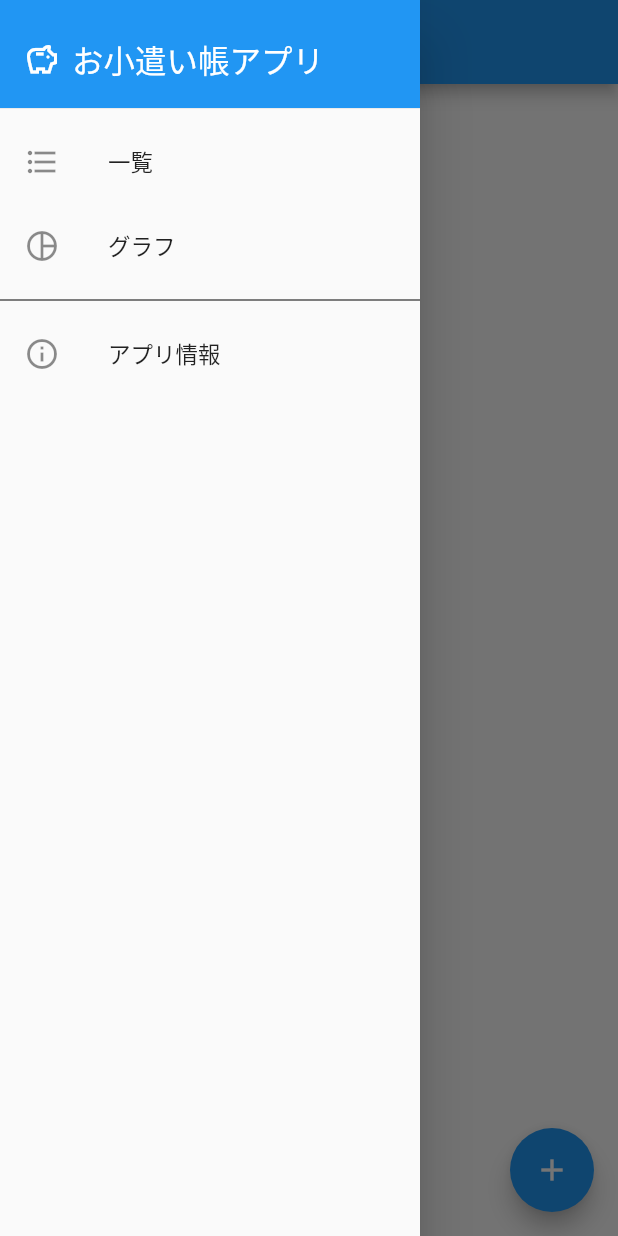
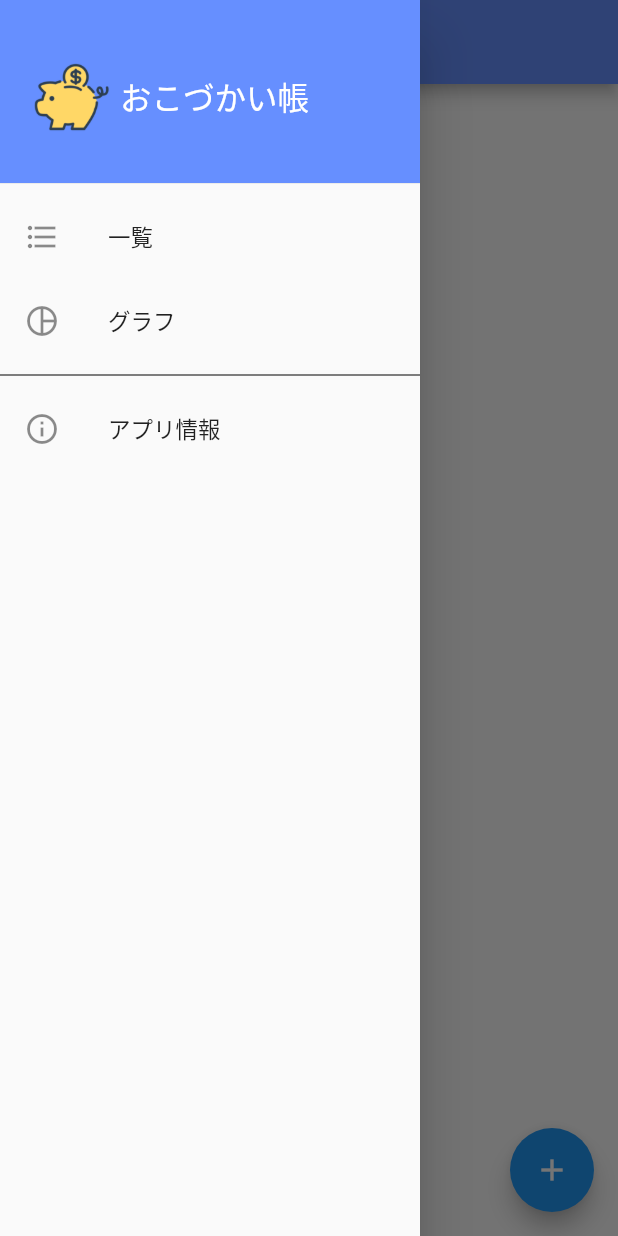
Before and after one commit to probsc/money_book_2021, a Flutter app: the screen it shows after launch, with the side drawer open, on a phone screen of 412 x 824 dp. Run offline on Flutter 3.47's test engine with Material 2 defaults, Android fonts, the phone set to English and light mode, and no system bars; our stand-ins replace package_info, sqflite; accounts and stored records are empty.

Commit message:
アプリアイコンを整備

```diff
--- a/lib/app_drawer.dart
+++ b/lib/app_drawer.dart
@@ -9,6 +9,14 @@ class AppDrawer extends StatelessWidget {
   /// コンストラクタ
   const AppDrawer({Key? key}) : super(key: key);
 
+  /// アプリアイコン
+  static final _appIcon = Image.asset(
+    'images/icon.png',
+    fit: BoxFit.contain,
+    width: 64,
+    height: 64,
+  );
+
   @override
   Widget build(BuildContext context) {
     // タイトルテキストのテーマ ※ダークテーマ対応のために動的に取得
@@ -18,20 +26,17 @@ class AppDrawer extends StatelessWidget {
       width: 280,
       child: Drawer(
         child: ListView(
+          padding: EdgeInsets.zero,
           children: [
             // アプリタイトル
             SizedBox(
-              height: 80,
+              height: 130,
               child: DrawerHeader(
                 decoration:
                     BoxDecoration(color: Theme.of(context).primaryColor),
                 child: Row(
                   children: [
-                    Icon(
-                      Icons.savings_outlined,
-                      color: titleStyle?.color,
-                    ),
-                    const SizedBox(width: 8),
+                    _appIcon,
                     Text(
                       appTitle,
                       style: titleStyle,
@@ -63,7 +68,7 @@ class AppDrawer extends StatelessWidget {
                 var info = await PackageInfo.fromPlatform();
                 showAboutDialog(
                   context: context,
-                  applicationIcon: const Icon(Icons.savings_outlined),
+                  applicationIcon: _appIcon,
                   applicationName: appTitle,
                   applicationVersion: info.version,
                   applicationLegalese: '© 2021 nanairo inc.',
--- a/lib/main.dart
+++ b/lib/main.dart
@@ -4,7 +4,7 @@ import 'package:flutter_localizations/flutter_localizations.dart';
 import 'package:money_book_2021/home_page.dart';
 
 /// アプリ名
-const appTitle = 'お小遣い帳アプリ';
+const appTitle = 'おこづかい帳';
 
 /// エントリポイント
 void main() {
@@ -23,7 +23,10 @@ class MyApp extends StatelessWidget {
   Widget build(BuildContext context) {
     return MaterialApp(
       title: appTitle,
-      theme: ThemeData.light(),
+      // プライマリカラーのみ変更
+      theme: new ThemeData.light().copyWith(
+        primaryColor: const Color.fromARGB(255, 102, 143, 255),
+      ),
       darkTheme: ThemeData.dark(),
       // MaterialApp で日本語対応をサポート
       localizationsDelegates: [
--- a/pubspec.yaml
+++ b/pubspec.yaml
@@ -54,6 +54,8 @@ flutter:
   # assets:
   #   - images/a_dot_burr.jpeg
   #   - images/a_dot_ham.jpeg
+  assets:
+    - images/icon.png
 
   # An image asset can refer to one or more resolution-specific "variants", see
   # https://flutter.dev/assets-and-images/#resolution-aware.
```
Also changed, not shown: images/icon.png (added), 17 other files.
